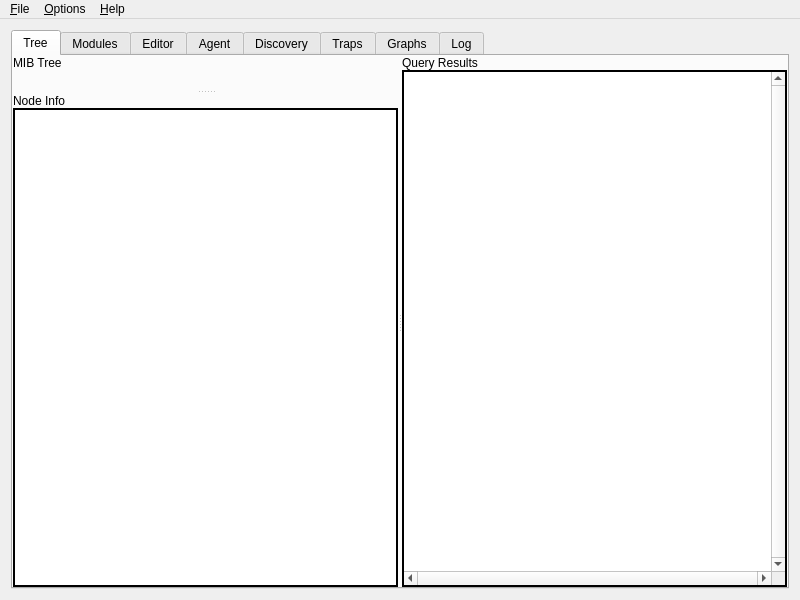
This is app/mainw.ui in verrio/snmpb as Qt 5 draws it before an edit. The edited form follows.
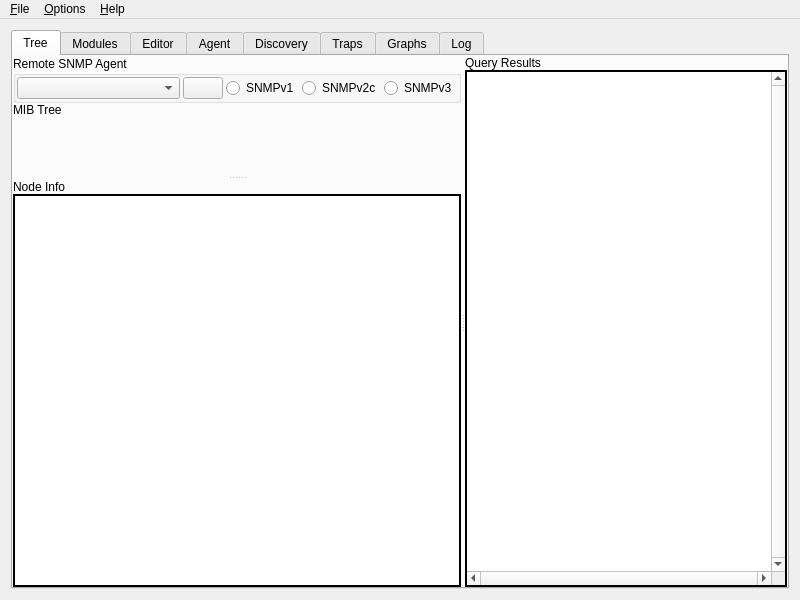
This is the edited form. Icons and pictures are not drawn. Custom widgets are drawn as their Qt base class.

Commit message: Added agent config ui in tree tab

```diff
--- a/app/mainw.ui
+++ b/app/mainw.ui
@@ -73,6 +73,99 @@
              <property name="spacing" >
               <number>0</number>
              </property>
+             <item>
+              <widget class="QGroupBox" name="AgentProperties" >
+               <property name="title" >
+                <string>Remote SNMP Agent</string>
+               </property>
+               <layout class="QGridLayout" >
+                <property name="margin" >
+                 <number>1</number>
+                </property>
+                <property name="spacing" >
+                 <number>3</number>
+                </property>
+                <item row="0" column="4" >
+                 <widget class="QRadioButton" name="AgentProtoV3" >
+                  <property name="sizePolicy" >
+                   <sizepolicy>
+                    <hsizetype>0</hsizetype>
+                    <vsizetype>0</vsizetype>
+                    <horstretch>0</horstretch>
+                    <verstretch>0</verstretch>
+                   </sizepolicy>
+                  </property>
+                  <property name="text" >
+                   <string>SNMPv3</string>
+                  </property>
+                 </widget>
+                </item>
+                <item row="0" column="3" >
+                 <widget class="QRadioButton" name="AgentProtoV2" >
+                  <property name="sizePolicy" >
+                   <sizepolicy>
+                    <hsizetype>0</hsizetype>
+                    <vsizetype>0</vsizetype>
+                    <horstretch>0</horstretch>
+                    <verstretch>0</verstretch>
+                   </sizepolicy>
+                  </property>
+                  <property name="text" >
+                   <string>SNMPv2c</string>
+                  </property>
+                 </widget>
+                </item>
+                <item row="0" column="0" >
+                 <widget class="QComboBox" name="AgentProfile" >
+                  <property name="sizePolicy" >
+                   <sizepolicy>
+                    <hsizetype>5</hsizetype>
+                    <vsizetype>0</vsizetype>
+                    <horstretch>0</horstretch>
+                    <verstretch>0</verstretch>
+                   </sizepolicy>
+                  </property>
+                 </widget>
+                </item>
+                <item row="0" column="1" >
+                 <widget class="QPushButton" name="AgentSettings" >
+                  <property name="sizePolicy" >
+                   <sizepolicy>
+                    <hsizetype>0</hsizetype>
+                    <vsizetype>0</vsizetype>
+                    <horstretch>0</horstretch>
+                    <verstretch>0</verstretch>
+                   </sizepolicy>
+                  </property>
+                  <property name="text" >
+                   <string/>
+                  </property>
+                  <property name="icon" >
+                   <iconset>images/agentsettings.png</iconset>
+                  </property>
+                 </widget>
+                </item>
+                <item row="0" column="2" >
+                 <widget class="QRadioButton" name="AgentProtoV1" >
+                  <property name="sizePolicy" >
+                   <sizepolicy>
+                    <hsizetype>0</hsizetype>
+                    <vsizetype>0</vsizetype>
+                    <horstretch>0</horstretch>
+                    <verstretch>0</verstretch>
+                   </sizepolicy>
+                  </property>
+                  <property name="text" >
+                   <string>SNMPv1</string>
+                  </property>
+                  <property name="autoRepeat" >
+                   <bool>false</bool>
+                  </property>
+                 </widget>
+                </item>
+               </layout>
+              </widget>
+             </item>
              <item>
               <widget class="QLabel" name="MIBTreeL" >
                <property name="text" >
```
The commit also changes 1 other file.
